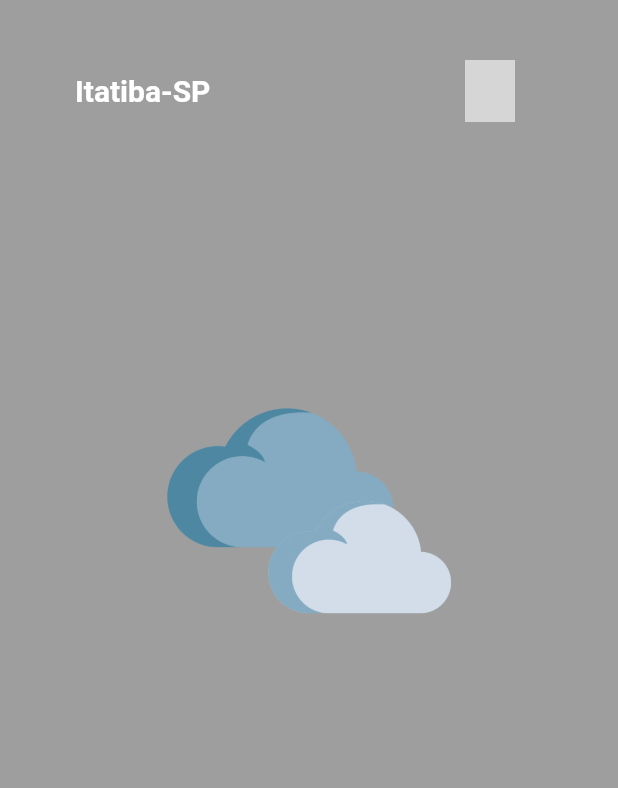
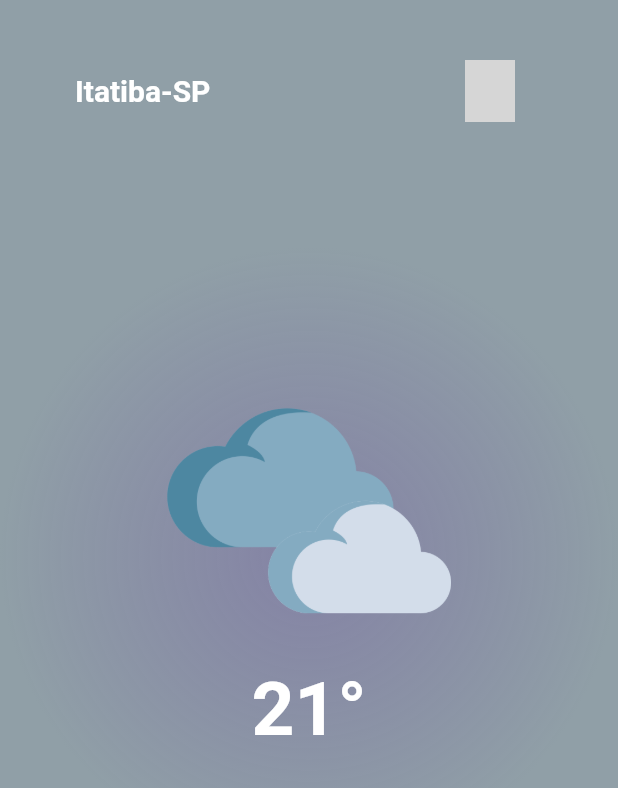
Before and after one commit to Kvcss/climatempo, a Flutter app: the screen it shows after launch, on a phone screen of 412 x 824 dp. Shown: the top 788 px of the screen. Run offline on Flutter 3.47's test engine with Material 2 defaults, Android fonts, the phone set to English and light mode, and no system bars; missing offline and left inert: scaffold_gradient_background; network calls fail; grey boxes are pictures that could not be loaded.

Commit message:
Changes screen: nublado.dart

```diff
--- a/lib/Screen/nublado.dart
+++ b/lib/Screen/nublado.dart
@@ -1,4 +1,5 @@
 import 'package:flutter/material.dart';
+import 'dart:math';
 
 class Nublado extends StatelessWidget {
   const Nublado({Key? key}) : super(key: key);
@@ -6,8 +7,19 @@ class Nublado extends StatelessWidget {
   @override
   Widget build(BuildContext context) {
     return Container(
+      decoration: BoxDecoration(
+        gradient: RadialGradient(
+          center: Alignment(0, -0.1), // near the top right
+          radius: 0.5,
+          colors: <Color>[
+            Color.fromRGBO(120, 120, 155, 0.9), // yellow sun
+            Color.fromRGBO(144, 159, 167, 1), // blue sky
+          ],
+          stops: <double>[0.1, 1.0],
+        )
+      ),
       child: Scaffold(
-        backgroundColor: Colors.grey,
+        backgroundColor: Colors.transparent,
         body: Column(
           children: <Widget> [
             Padding(
@@ -38,6 +50,12 @@ class Nublado extends StatelessWidget {
                 child: Image.asset('assets/images/icon_nublado.png'),
               ),
             ),
+            SizedBox(
+              height: MediaQuery.of(context).size.height * .01,
+            ),
+            const Center(
+              child:  Text('21°', style: TextStyle(fontSize: 50, fontWeight: FontWeight.bold, color: Colors.white),),
+            ),
           ],
         ),
       ),
```
